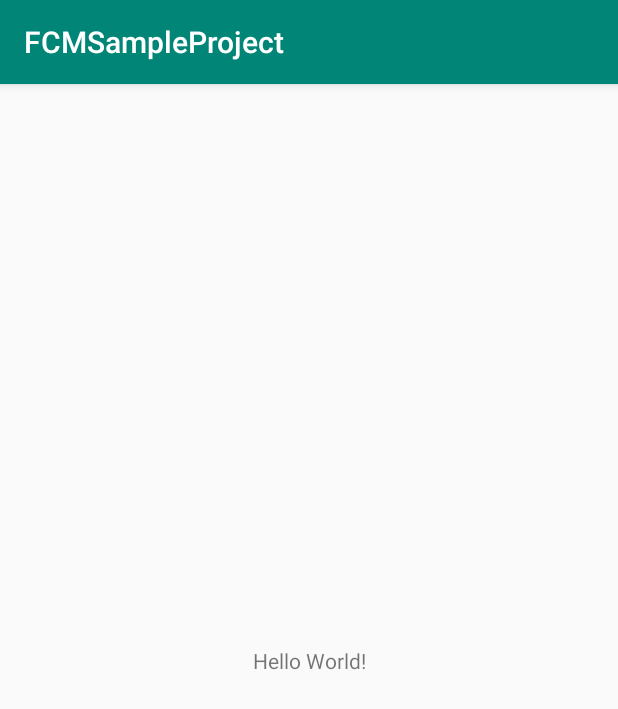
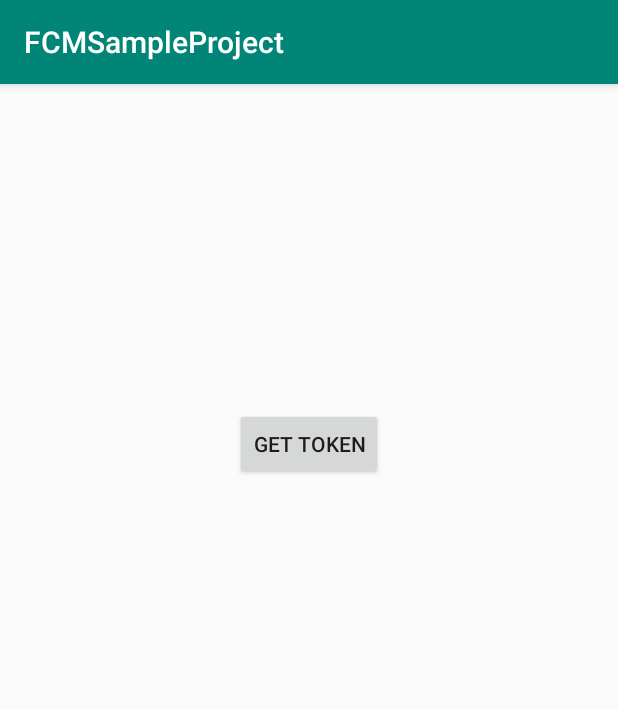
Before and after one commit to sujitacharya2005/FCMSampleProject, an Android app: the screen it shows after launch (MainActivity), on a phone screen of 412 x 824 dp. Shown: the top 709 px of the screen. Run offline under Robolectric (Android 15) with nearby library versions, the phone set to English and light mode, and no system bars; libraries missing offline, so code that uses them is left out: com.google.firebase.iid; 1 statement that could not run was skipped.

Commit message:
get token After token you can able to send message. Application  will be background. After sending message you get notification.

```diff
--- a/app/build.gradle
+++ b/app/build.gradle
@@ -3,6 +3,7 @@ apply plugin: 'com.android.application'
 apply plugin: 'kotlin-android'
 
 apply plugin: 'kotlin-android-extensions'
+apply plugin: 'com.google.gms.google-services'
 
 android {
     compileSdkVersion 29
@@ -25,10 +26,11 @@ android {
 
 dependencies {
     implementation fileTree(dir: 'libs', include: ['*.jar'])
-    implementation"org.jetbrains.kotlin:kotlin-stdlib-jdk7:$kotlin_version"
+    implementation "org.jetbrains.kotlin:kotlin-stdlib-jdk7:$kotlin_version"
     implementation 'androidx.appcompat:appcompat:1.0.2'
     implementation 'androidx.core:core-ktx:1.0.1'
     implementation 'androidx.constraintlayout:constraintlayout:1.1.3'
+    implementation 'com.google.firebase:firebase-messaging:17.3.4'
     testImplementation 'junit:junit:4.12'
     androidTestImplementation 'androidx.test:runner:1.1.1'
     androidTestImplementation 'androidx.test.espresso:espresso-core:3.1.1'
--- a/app/src/main/java/com/sa/fcmsampleproject/MainActivity.kt
+++ b/app/src/main/java/com/sa/fcmsampleproject/MainActivity.kt
@@ -1,12 +1,31 @@
 package com.sa.fcmsampleproject
 
+import android.os.Bundle
+import android.util.Log
 import androidx.appcompat.app.AppCompatActivity
-import android.os.Bundle
+import com.google.firebase.iid.FirebaseInstanceId
+import kotlinx.android.synthetic.main.activity_main.*
+
 
 class MainActivity : AppCompatActivity() {
+    companion object {
+        val TAG = MainActivity.javaClass.simpleName;
+    }
+
+    private var mFcmToken:String?=null
 
     override fun onCreate(savedInstanceState: Bundle?) {
         super.onCreate(savedInstanceState)
         setContentView(R.layout.activity_main)
+
+        FirebaseInstanceId.getInstance().instanceId.addOnSuccessListener {
+            instanceIdResult->
+                val deviceToken = instanceIdResult.token
+            Log.i(TAG, "Success ..Token ->  $mFcmToken")
+        }
+
+        get_token.setOnClickListener{
+            Log.i(TAG, "onClick Token ->  $mFcmToken")
+        }
     }
 }
--- a/app/src/main/res/layout/activity_main.xml
+++ b/app/src/main/res/layout/activity_main.xml
@@ -6,14 +6,13 @@
         android:layout_width="match_parent"
         android:layout_height="match_parent"
         tools:context=".MainActivity">
-
-    <TextView
+    <Button
+            android:text="Get Token"
             android:layout_width="wrap_content"
             android:layout_height="wrap_content"
-            android:text="Hello World!"
-            app:layout_constraintBottom_toBottomOf="parent"
-            app:layout_constraintLeft_toLeftOf="parent"
-            app:layout_constraintRight_toRightOf="parent"
-            app:layout_constraintTop_toTopOf="parent"/>
-
+            android:id="@+id/get_token"
+            app:layout_constraintStart_toStartOf="parent"
+            app:layout_constraintHorizontal_bias="0.5"
+            app:layout_constraintEnd_toEndOf="parent"
+            app:layout_constraintTop_toTopOf="parent" android:layout_marginTop="216dp"/>
 </androidx.constraintlayout.widget.ConstraintLayout>
--- a/build.gradle
+++ b/build.gradle
@@ -10,6 +10,7 @@ buildscript {
     dependencies {
         classpath 'com.android.tools.build:gradle:3.4.0'
         classpath "org.jetbrains.kotlin:kotlin-gradle-plugin:$kotlin_version"
+        classpath 'com.google.gms:google-services:4.2.0'
         // NOTE: Do not place your application dependencies here; they belong
         // in the individual module build.gradle files
     }
```
Also changed, not shown: 1 other file.
